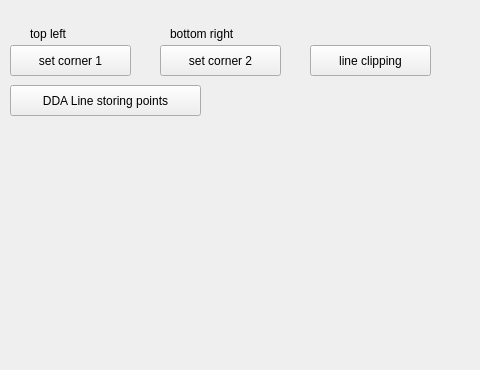
This is BCSE3_Graphics_Assignment/mainwindow.ui in debargham14/BCSE_Graphics_Assignment as Qt 5 draws it before an edit; both pictures show x 0 to 480 and y 521 to 891 of the 1274 by 891 pixel window. The edited form follows.
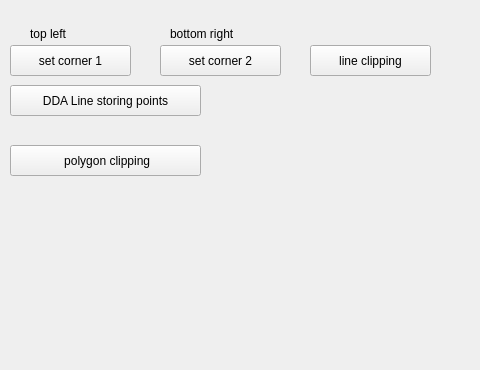
This is the edited form. Custom widgets are drawn as their Qt base class.

Commit message: Polygon clipping implemented

```diff
--- a/BCSE3_Graphics_Assignment/mainwindow.ui
+++ b/BCSE3_Graphics_Assignment/mainwindow.ui
@@ -793,6 +793,19 @@
      <string>bottom right</string>
     </property>
    </widget>
+   <widget class="QPushButton" name="polygonclipping">
+    <property name="geometry">
+     <rect>
+      <x>10</x>
+      <y>630</y>
+      <width>191</width>
+      <height>31</height>
+     </rect>
+    </property>
+    <property name="text">
+     <string> polygon clipping</string>
+    </property>
+   </widget>
   </widget>
   <widget class="QMenuBar" name="menuBar">
    <property name="geometry">
```
The commit also changes 3 other files.
